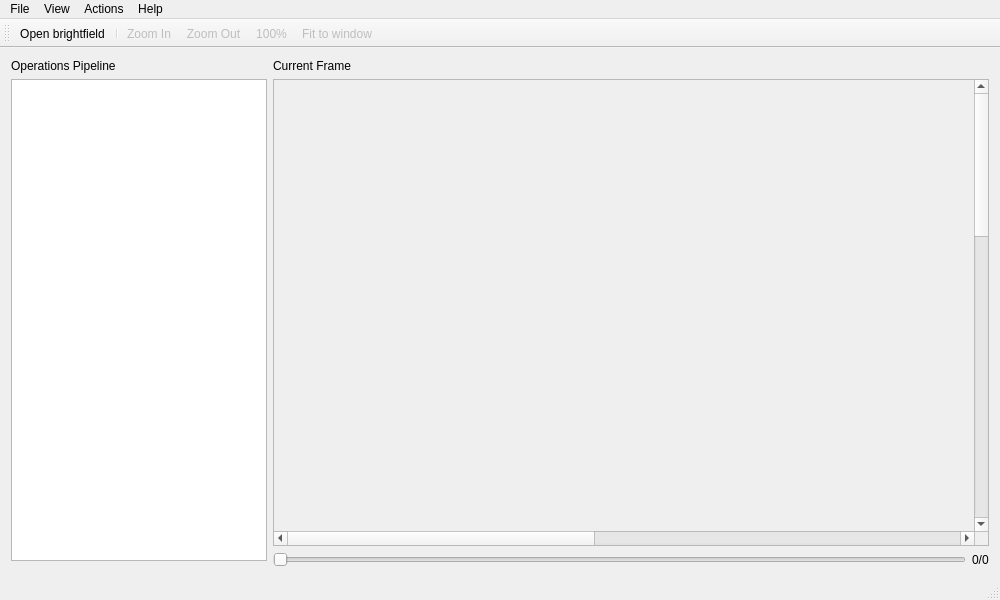
First picture: the form in views/mainwindow.ui, repository tmramalho/bigCellBrotherGUI, before the edit.
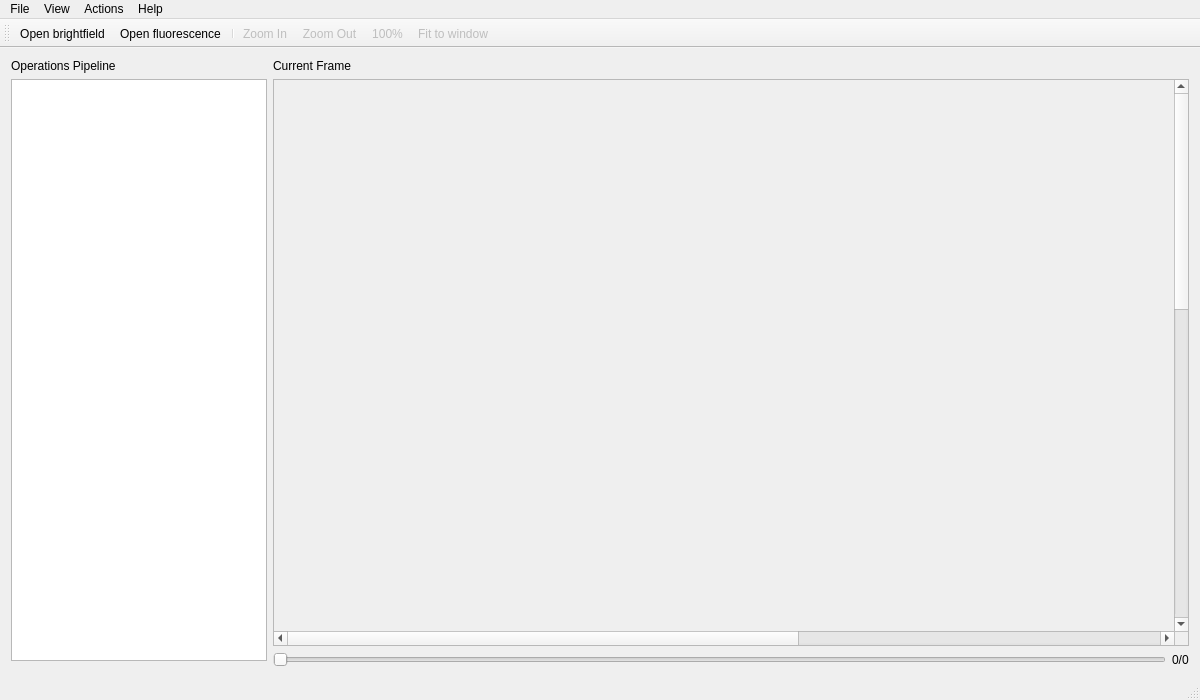
Second picture: the form after the edit.

```diff
--- a/views/mainwindow.ui
+++ b/views/mainwindow.ui
@@ -6,8 +6,8 @@
    <rect>
     <x>0</x>
     <y>0</y>
-    <width>1000</width>
-    <height>600</height>
+    <width>1200</width>
+    <height>700</height>
    </rect>
   </property>
   <property name="windowTitle">
@@ -163,7 +163,7 @@
     <rect>
      <x>0</x>
      <y>0</y>
-     <width>1000</width>
+     <width>1200</width>
      <height>25</height>
     </rect>
    </property>
@@ -211,6 +211,7 @@
     <bool>false</bool>
    </attribute>
    <addaction name="actionOpen"/>
+   <addaction name="actionOpen_fluorescence"/>
    <addaction name="separator"/>
    <addaction name="zoomInAct"/>
    <addaction name="zoomOutAct"/>
```
Left out of the diff: 60 changed lines with no effect on the pictures.
